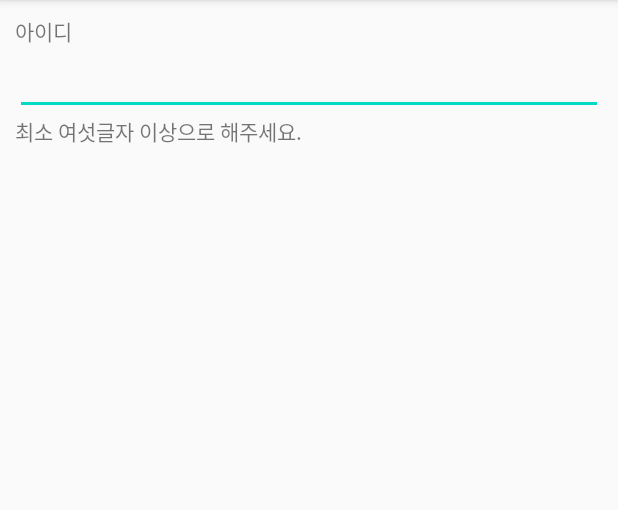
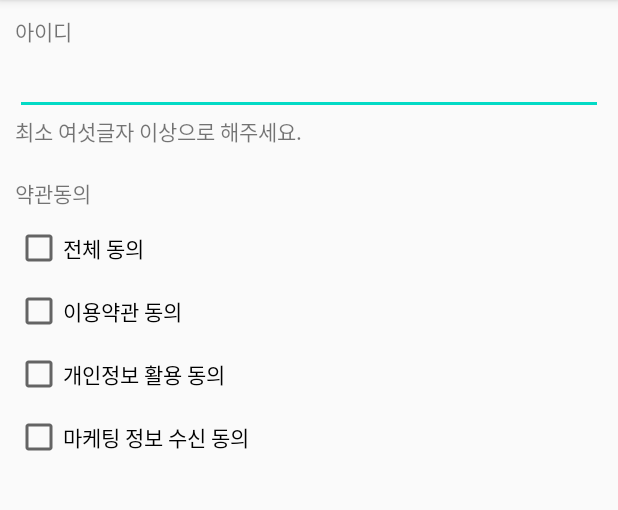
Before and after one commit to eunjung04/SingUpPractice1, an Android app: the screen it shows after launch (MainActivity), on a phone screen of 412 x 824 dp, the part 84-594 px from its top. Run offline under Robolectric (Android 15) with nearby library versions, the phone set to English and light mode, and no system bars.

Commit message:
체크박스 이벤트 활용

```diff
--- a/app/src/main/java/com/example/singuppractice/MainActivity.kt
+++ b/app/src/main/java/com/example/singuppractice/MainActivity.kt
@@ -12,6 +12,9 @@ class MainActivity : BasicActivity() {
 
 
     override fun setupEvents() {
+
+
+
 
         idEdt.addTextChangedListener(object : TextWatcher{
             override fun afterTextChanged(s: Editable?) {
--- a/app/src/main/res/layout/activity_main.xml
+++ b/app/src/main/res/layout/activity_main.xml
@@ -25,6 +25,39 @@
         android:layout_height="wrap_content"
         android:text="최소 여섯글자 이상으로 해주세요."/>
 
+    <TextView
+        android:layout_width="wrap_content"
+        android:layout_height="wrap_content"
+        android:layout_marginTop="20dp"
+        android:text="약관동의"/>
+
+    <CheckBox
+        android:id="@+id/all"
+        android:layout_width="match_parent"
+        android:layout_height="wrap_content"
+        android:layout_marginTop="10dp"
+        android:text="전체 동의"/>
+
+    <CheckBox
+        android:id="@+id/use"
+        android:layout_width="match_parent"
+        android:layout_height="wrap_content"
+        android:layout_marginTop="10dp"
+        android:text="이용약관 동의"/>
+
+    <CheckBox
+        android:id="@+id/personalUse"
+        android:layout_width="match_parent"
+        android:layout_height="wrap_content"
+        android:layout_marginTop="10dp"
+        android:text="개인정보 활용 동의"/>
+
+    <CheckBox
+        android:id="@+id/marketing"
+        android:layout_width="match_parent"
+        android:layout_height="wrap_content"
+        android:layout_marginTop="10dp"
+        android:text="마케팅 정보 수신 동의"/>
 
 
 
```
